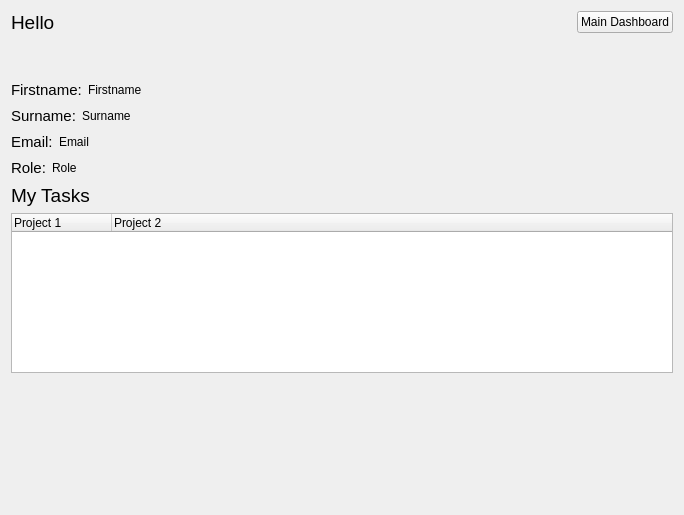
The window that views/profile.ui (BelchieBen/BenjaminBelcherAssessment) describes before a commit, drawn with Qt 5.
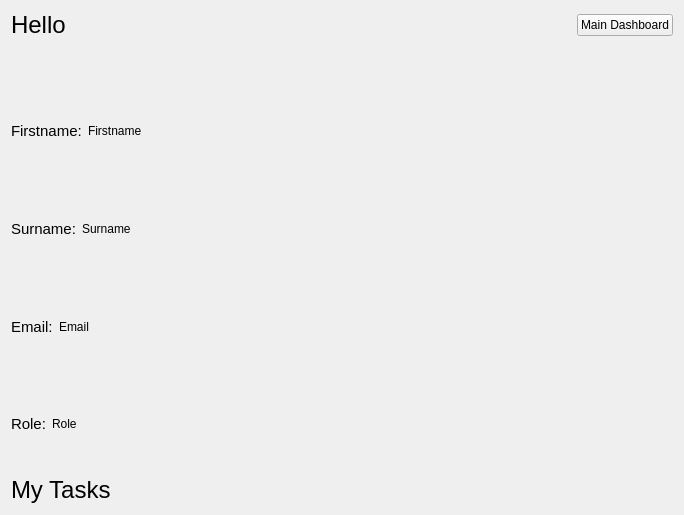
The same window after the commit.

Commit message: Fixed assigning users to tasks and also shown the users current tasks on profile page

```diff
--- a/views/profile.ui
+++ b/views/profile.ui
@@ -20,7 +20,7 @@
       <widget class="QLabel" name="WelcomeLbl">
        <property name="font">
         <font>
-         <pointsize>14</pointsize>
+         <pointsize>18</pointsize>
         </font>
        </property>
        <property name="text">
@@ -216,9 +216,15 @@
    </item>
    <item>
     <widget class="QLabel" name="label">
+     <property name="sizePolicy">
+      <sizepolicy hsizetype="Preferred" vsizetype="Fixed">
+       <horstretch>0</horstretch>
+       <verstretch>0</verstretch>
+      </sizepolicy>
+     </property>
      <property name="font">
       <font>
-       <pointsize>14</pointsize>
+       <pointsize>18</pointsize>
       </font>
      </property>
      <property name="text">
@@ -227,31 +233,7 @@
     </widget>
    </item>
    <item>
-    <widget class="QTreeWidget" name="treeWidget">
-     <column>
-      <property name="text">
-       <string>Project 1</string>
-      </property>
-     </column>
-     <column>
-      <property name="text">
-       <string>Project 2</string>
-      </property>
-     </column>
-    </widget>
-   </item>
-   <item>
-    <spacer name="verticalSpacer">
-     <property name="orientation">
-      <enum>Qt::Vertical</enum>
-     </property>
-     <property name="sizeHint" stdset="0">
-      <size>
-       <width>20</width>
-       <height>162</height>
-      </size>
-     </property>
-    </spacer>
+    <layout class="QGridLayout" name="MyTasks" rowminimumheight="0" columnminimumwidth="0"/>
    </item>
   </layout>
  </widget>
```
The commit also changes 8 other files.
